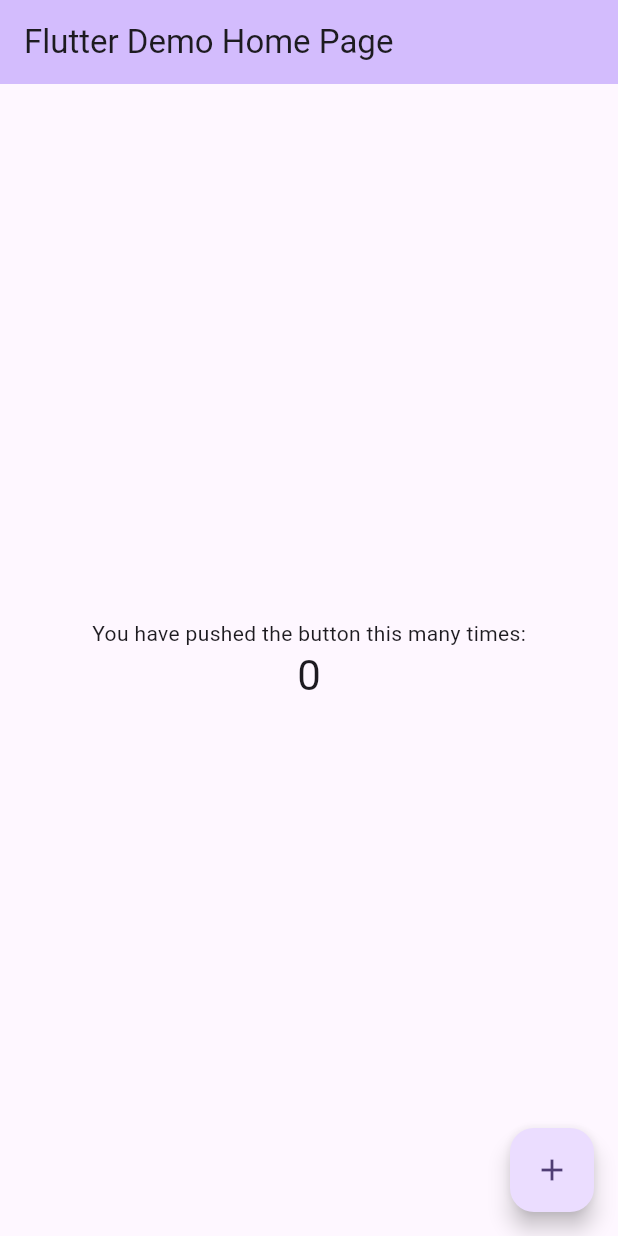
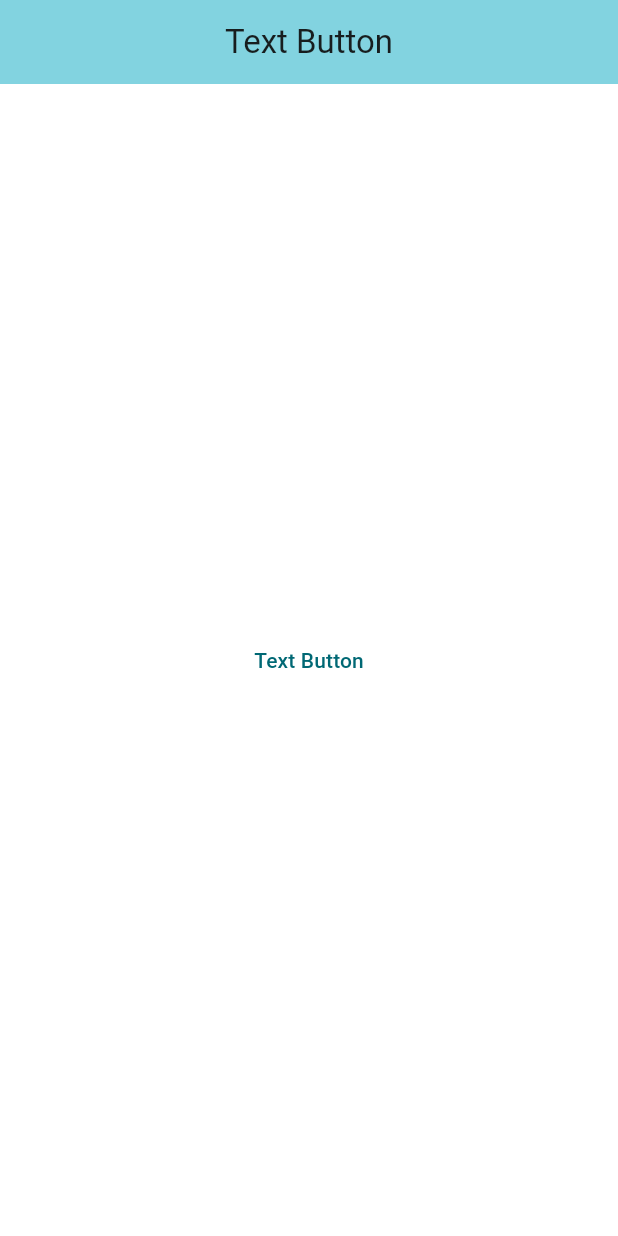
Before and after one commit to PhuvatatDev/study_flutter, a Flutter app: the screen it shows after launch, on a phone screen of 412 x 824 dp. Run offline on Flutter 3.47's test engine with Material 3 defaults, Android fonts, the phone set to English and light mode, and no system bars.

Commit message:
TextButton and upDateColors

```diff
--- a/lib/main.dart
+++ b/lib/main.dart
@@ -1,3 +1,4 @@
+import 'package:flutter/foundation.dart';
 import 'package:flutter/material.dart';
 
 void main() {
@@ -7,46 +8,22 @@ void main() {
 class MyApp extends StatelessWidget {
   const MyApp({super.key});
 
-  // This widget is the root of your application.
   @override
   Widget build(BuildContext context) {
     return MaterialApp(
       title: 'Flutter Demo',
+      debugShowCheckedModeBanner: false,
       theme: ThemeData(
-        // This is the theme of your application.
-        //
-        // TRY THIS: Try running your application with "flutter run". You'll see
-        // the application has a purple toolbar. Then, without quitting the app,
-        // try changing the seedColor in the colorScheme below to Colors.green
-        // and then invoke "hot reload" (save your changes or press the "hot
-        // reload" button in a Flutter-supported IDE, or press "r" if you used
-        // the command line to start the app).
-        //
-        // Notice that the counter didn't reset back to zero; the application
-        // state is not lost during the reload. To reset the state, use hot
-        // restart instead.
-        //
-        // This works for code too, not just values: Most code changes can be
-        // tested with just a hot reload.
-        colorScheme: ColorScheme.fromSeed(seedColor: Colors.deepPurple),
+        colorScheme: ColorScheme.fromSeed(seedColor: Colors.grey),
         useMaterial3: true,
       ),
-      home: const MyHomePage(title: 'Flutter Demo Home Page'),
+      home: const MyHomePage(title: 'Text Button'),
     );
   }
 }
 
 class MyHomePage extends StatefulWidget {
   const MyHomePage({super.key, required this.title});
-
-  // This widget is the home page of your application. It is stateful, meaning
-  // that it has a State object (defined below) that contains fields that affect
-  // how it looks.
-
-  // This class is the configuration for the state. It holds the values (in this
-  // case the title) provided by the parent (in this case the App widget) and
-  // used by the build method of the State. Fields in a Widget subclass are
-  // always marked "final".
 
   final String title;
 
@@ -55,71 +32,30 @@ class MyHomePage extends StatefulWidget {
 }
 
 class _MyHomePageState extends State<MyHomePage> {
-  int _counter = 0;
+ Color _backgroundColor = Colors.white;
 
-  void _incrementCounter() {
+  void _upDateColor() {
     setState(() {
-      // This call to setState tells the Flutter framework that something has
-      // changed in this State, which causes it to rerun the build method below
-      // so that the display can reflect the updated values. If we changed
-      // _counter without calling setState(), then the build method would not be
-      // called again, and so nothing would appear to happen.
-      _counter++;
+      _backgroundColor = (_backgroundColor == Colors.white) ? Colors.black54 : Colors.white;
     });
   }
 
   @override
   Widget build(BuildContext context) {
-    // This method is rerun every time setState is called, for instance as done
-    // by the _incrementCounter method above.
-    //
-    // The Flutter framework has been optimized to make rerunning build methods
-    // fast, so that you can just rebuild anything that needs updating rather
-    // than having to individually change instances of widgets.
     return Scaffold(
       appBar: AppBar(
-        // TRY THIS: Try changing the color here to a specific color (to
-        // Colors.amber, perhaps?) and trigger a hot reload to see the AppBar
-        // change color while the other colors stay the same.
+        centerTitle: true,
         backgroundColor: Theme.of(context).colorScheme.inversePrimary,
-        // Here we take the value from the MyHomePage object that was created by
-        // the App.build method, and use it to set our appbar title.
         title: Text(widget.title),
       ),
+      backgroundColor: _backgroundColor,
       body: Center(
-        // Center is a layout widget. It takes a single child and positions it
-        // in the middle of the parent.
-        child: Column(
-          // Column is also a layout widget. It takes a list of children and
-          // arranges them vertically. By default, it sizes itself to fit its
-          // children horizontally, and tries to be as tall as its parent.
-          //
-          // Column has various properties to control how it sizes itself and
-          // how it positions its children. Here we use mainAxisAlignment to
-          // center the children vertically; the main axis here is the vertical
-          // axis because Columns are vertical (the cross axis would be
-          // horizontal).
-          //
-          // TRY THIS: Invoke "debug painting" (choose the "Toggle Debug Paint"
-          // action in the IDE, or press "p" in the console), to see the
-          // wireframe for each widget.
-          mainAxisAlignment: MainAxisAlignment.center,
-          children: <Widget>[
-            const Text(
-              'You have pushed the button this many times:',
-            ),
-            Text(
-              '$_counter',
-              style: Theme.of(context).textTheme.headlineMedium,
-            ),
-          ],
+        child: TextButton(
+          onPressed: _upDateColor,
+          child:  const Text("Text Button"),
         ),
       ),
-      floatingActionButton: FloatingActionButton(
-        onPressed: _incrementCounter,
-        tooltip: 'Increment',
-        child: const Icon(Icons.add),
-      ), // This trailing comma makes auto-formatting nicer for build methods.
+
     );
   }
 }
```
